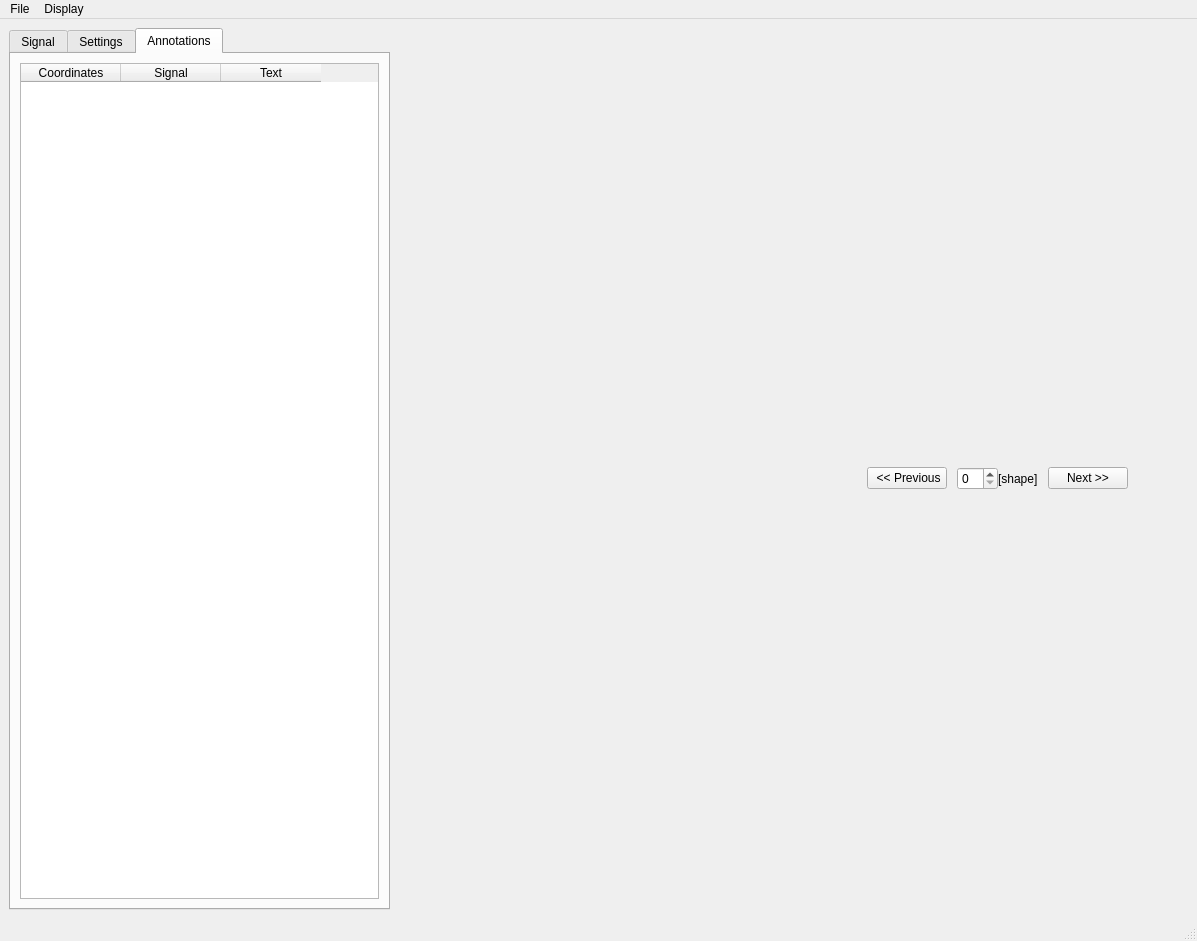
The window that visbrain/signal/gui/signal_gui.ui (EtienneCmb/visbrain) describes before a commit, drawn with Qt 5.
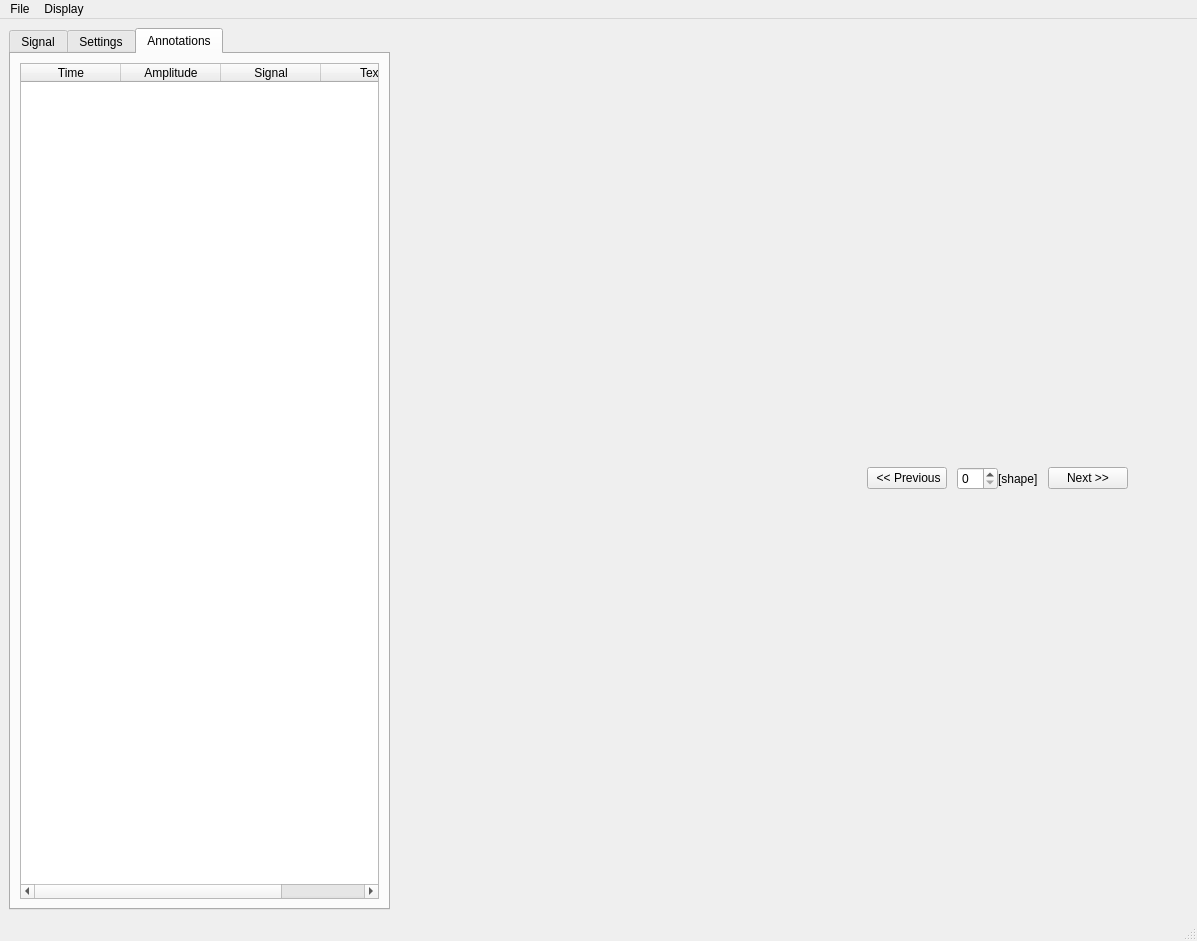
The same window after the commit. The open tabs and pages were chosen to show the change.

```diff
--- a/visbrain/signal/gui/signal_gui.ui
+++ b/visbrain/signal/gui/signal_gui.ui
@@ -1313,7 +1313,12 @@
              </property>
              <column>
               <property name="text">
-               <string>Coordinates</string>
+               <string>Time</string>
+              </property>
+             </column>
+             <column>
+              <property name="text">
+               <string>Amplitude</string>
               </property>
              </column>
              <column>
```
Left out of the diff: 20 changed lines with no effect on the pictures.
